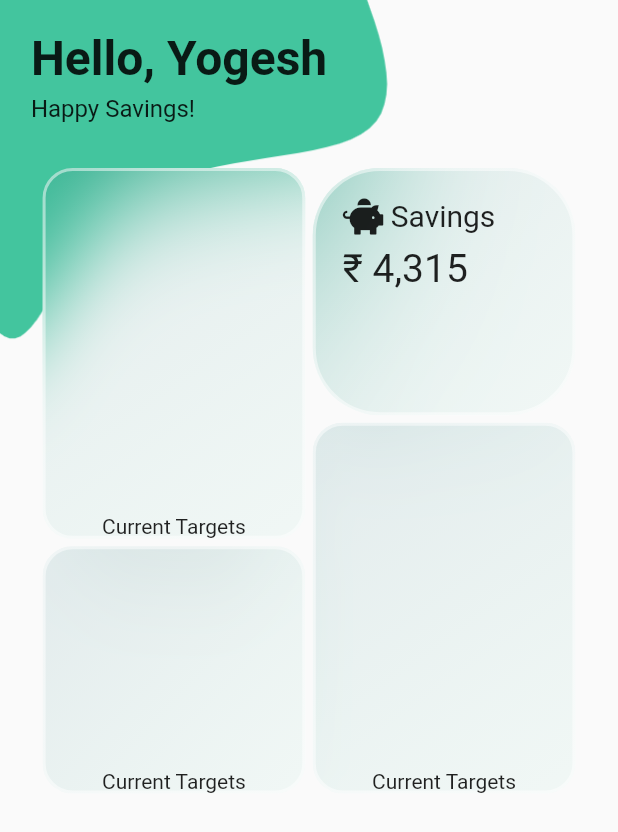
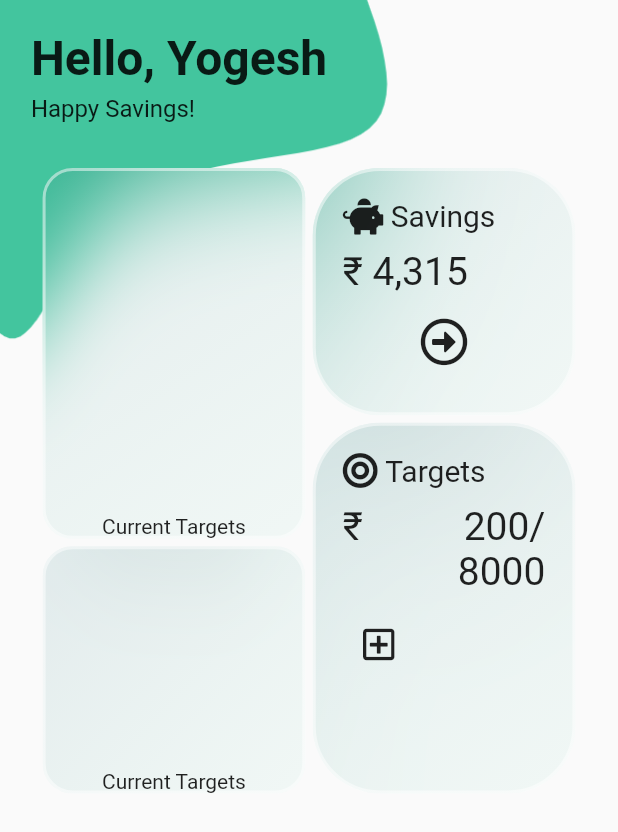
Before and after one commit to YogeshUpdhyay/savings_target, a Flutter app: the screen it shows after launch, on a phone screen of 412 x 824 dp. Shown: the top 832 px of the screen. Run offline on Flutter 3.47's test engine with Material 2 defaults, Android fonts, the phone set to English and light mode, and no system bars; drawn by our look-alikes of glassmorphism; our stand-ins replace font_awesome_flutter, google_fonts; missing offline and left inert: ms_undraw.

Commit message:
targets section added

```diff
--- a/lib/views/index.dart
+++ b/lib/views/index.dart
@@ -118,67 +118,70 @@ class _IndexState extends State<Index> {
                       SizedBox(width: 5.0,),
                       Column(
                         children: [
+                          SavingsTile(size: size),
+                          SizedBox(height: 5.0,),
                           GlassContainer(
                             size: size,
+                            heightPercentage: 0.3,
                             widthPercentage: 0.425,
-                            heightPercentage: 0.2,
                             child: Container(
                               margin: EdgeInsets.all(20.0),
                               child: Column(
-                                crossAxisAlignment: CrossAxisAlignment.start,
                                 children: [
                                   Row(
                                     children: [
-                                      FaIcon(FontAwesomeIcons.piggyBank),
+                                      FaIcon(FontAwesomeIcons.bullseye),
                                       SizedBox(width: 5.0,),
                                       Text(
-                                        "Savings",
+                                        "Targets",
                                         style: GoogleFonts.montserratAlternates(
                                           fontSize: 20
                                         ),
-                                      ),
+                                      )
                                     ],
                                   ),
-                                  SizedBox(height: 8.0,),
-                                  Text(
-                                    "\u20B9 4,315",
-                                    style: GoogleFonts.montserratAlternates(
-                                      fontSize: 26
-                                    ),
+                                  SizedBox(height: 10.0,),
+                                  Row(
+                                    mainAxisAlignment: MainAxisAlignment.spaceBetween,
+                                    crossAxisAlignment: CrossAxisAlignment.start,
+                                    children: [
+                                      Column(
+                                        children: [
+                                          Text(
+                                            "\u20B9",
+                                            textAlign: TextAlign.left,
+                                            style: GoogleFonts.montserratAlternates(
+                                              fontSize: 26
+                                            ),
+                                          )
+                                        ],
+                                      ),
+                                      Column(
+                                        children: [
+                                          Text(
+                                            "200/\n8000",
+                                            textAlign: TextAlign.right,
+                                            style: GoogleFonts.montserratAlternates(
+                                              fontSize: 26
+                                            ),
+                                          )
+                                        ],
+                                      )
+                                    ],
+                                  ),
+                                  SizedBox(height: 10.0,),
+                                  Row(
+                                    children: [
+                                      IconButton(
+                                        onPressed: () {},
+                                        icon: FaIcon(FontAwesomeIcons.plusSquare)
+                                      ),
+                                      SizedBox(width: 10.0,),
+                                    ],
                                   )
                                 ],
                               ),
                             ),
-                          ),
-                          SizedBox(height: 5.0,),
-                          GlassmorphicContainer(
-                            width: size.width*0.425,
-                            height: size.height*0.3,
-                            borderRadius: 20,
-                            blur: 20,
-                            alignment: Alignment.bottomCenter,
-                            border: 2,
-                            linearGradient: LinearGradient(
-                              begin: Alignment.topLeft,
-                              end: Alignment.bottomRight,
-                              colors: [
-                                Color(0xff1f727a).withOpacity(0.1),
-                                Color(0xff43c59e).withOpacity(0.05),
-                              ],
-                              stops: [
-                                0.1,
-                                1,
-                              ]
-                            ),
-                            borderGradient: LinearGradient(
-                              begin: Alignment.topLeft,
-                              end: Alignment.bottomRight,
-                              colors: [
-                                Color(0xFFffffff).withOpacity(0.5),
-                                Color((0xFFFFFFFF)).withOpacity(0.5),
-                              ],
-                            ),
-                            child: Text("Current Targets")
                           ),
                         ],
                       )
@@ -194,15 +197,71 @@ class _IndexState extends State<Index> {
   }
 }
 
+class SavingsTile extends StatelessWidget {
+  const SavingsTile({
+    Key? key,
+    required this.size,
+  }) : super(key: key);
+
+  final Size size;
+
+  @override
+  Widget build(BuildContext context) {
+    return GlassContainer(
+      size: size,
+      widthPercentage: 0.425,
+      heightPercentage: 0.2,
+      child: Container(
+        margin: EdgeInsets.all(20.0),
+        child: Column(
+          crossAxisAlignment: CrossAxisAlignment.start,
+          children: [
+            Row(
+              children: [
+                FaIcon(FontAwesomeIcons.piggyBank),
+                SizedBox(width: 5.0,),
+                Text(
+                  "Savings",
+                  style: GoogleFonts.montserratAlternates(
+                    fontSize: 20
+                  ),
+                ),
+              ],
+            ),
+            SizedBox(height: 10.0,),
+            Text(
+              "\u20B9 4,315",
+              style: GoogleFonts.montserratAlternates(
+                fontSize: 26
+              ),
+            ),
+            SizedBox(height: 8.0),
+            Center(
+              child: IconButton(
+                onPressed: () {},
+                icon: FaIcon(FontAwesomeIcons.arrowAltCircleRight),
+                iconSize: 32,
+              ),
+            )
+          ],
+        ),
+      ),
+    );
+  }
+}
+
 class GlassContainer extends StatelessWidget {
   const GlassContainer({
     Key? key,
-    required this.size, this.widthPercentage, this.heightPercentage, required this.child,
+    required this.size,
+    required this.widthPercentage,
+    required this.heightPercentage,
+    required this.child,
   }) : super(key: key);
 
   final Size size;
-  final widthPercentage;
-  final heightPercentage;
+  final double widthPercentage;
+  final double heightPercentage;
   final Widget child;
 
   @override
```
